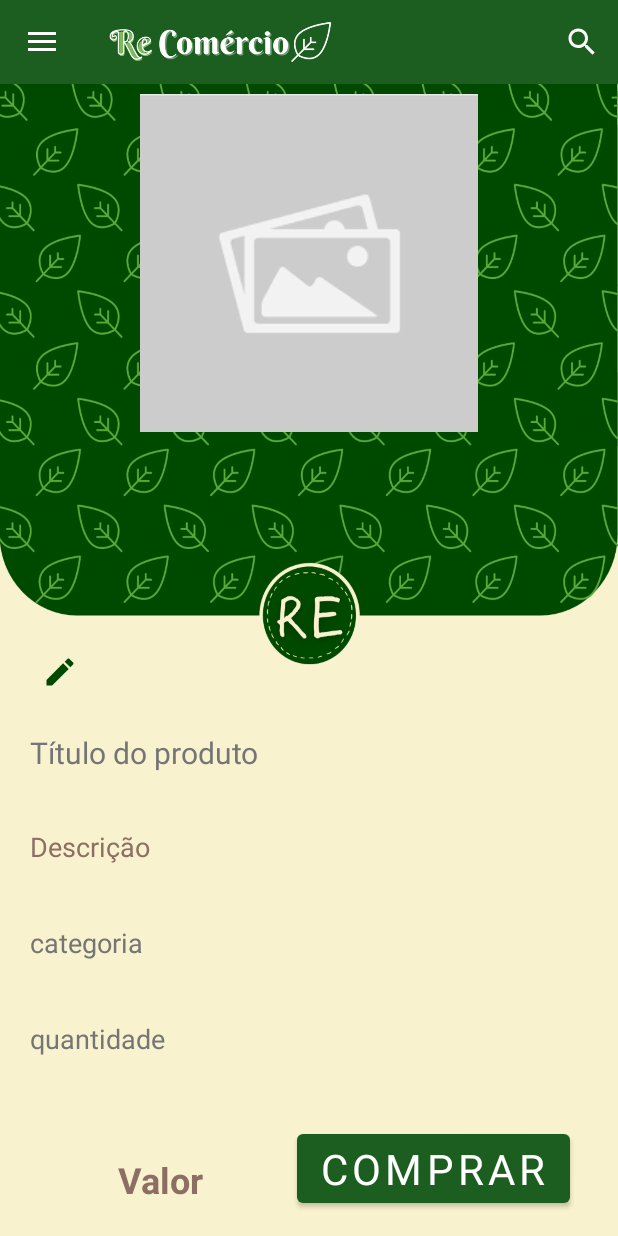
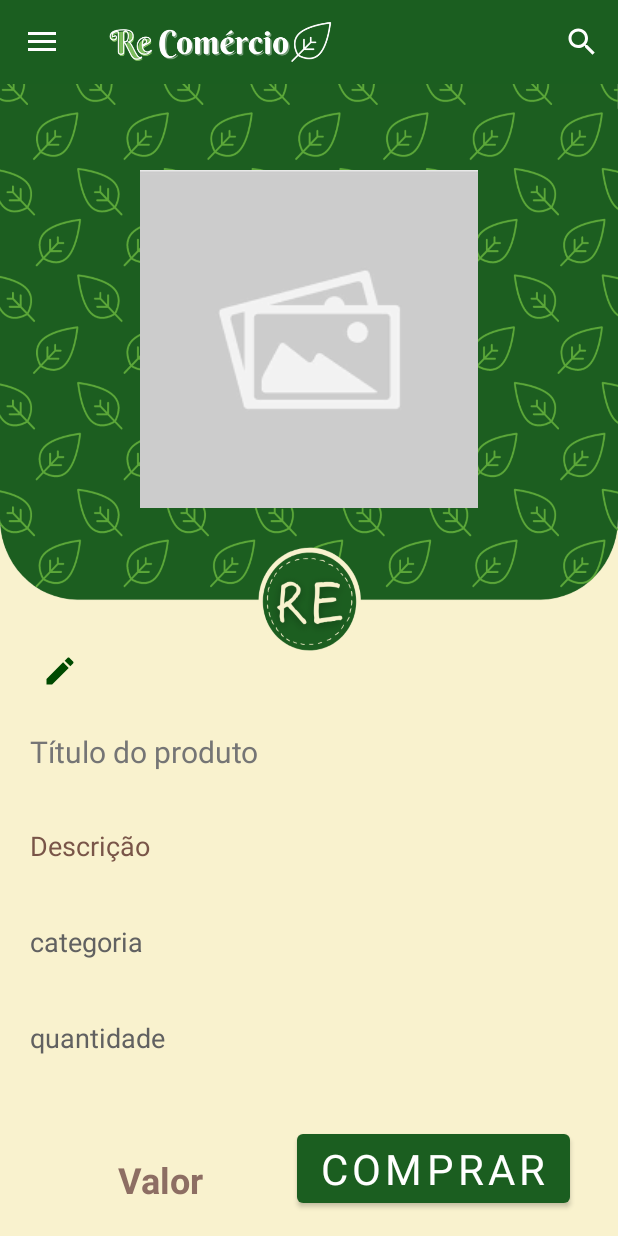
Before and after one commit to PedroHFCarvalho/Projeto_Integrador, an Android app: the ProdutoFragment screen opened through its navigation route, on a phone screen of 412 x 824 dp. Run offline under Robolectric (Android 15) with nearby library versions, the phone set to English and light mode, and no system bars; our stand-ins replace Dagger/Hilt's generated code, navigation-ui; pictures from the network do not load; Roboto replaces fonts that are not available here.

Commit message:
fragment produto e menu

```diff
--- a/app/src/main/res/layout/activity_main.xml
+++ b/app/src/main/res/layout/activity_main.xml
@@ -14,7 +14,6 @@
         app:layout_constraintEnd_toEndOf="parent"
         app:layout_constraintStart_toStartOf="parent"
         app:layout_constraintTop_toTopOf="parent"
-        tools:openDrawer="start"
         >
 
 
@@ -23,7 +22,7 @@
             android:layout_width="wrap_content"
             android:layout_height="wrap_content"
             android:background="@drawable/bg_menu"
-            android:contentDescription="imagem de fundo menu" />
+            android:contentDescription="@string/imagem_de_fundo_menu" />
 
         <LinearLayout
             android:layout_width="match_parent"
@@ -67,11 +66,16 @@
 
         <com.google.android.material.navigation.NavigationView
             android:id="@+id/nvView"
+            style="@style/background"
             android:layout_width="wrap_content"
             android:layout_height="match_parent"
             android:layout_gravity="start"
-            app:menu="@menu/drawer_nav"
-            style="@style/background"/>
+            android:background="@drawable/bg_8"
+            android:paddingTop="10dp"
+            app:itemIconTint="@color/primaryColor"
+            app:itemTextAppearance="@style/TextAppearance.AppCompat.Medium"
+            app:itemTextColor="@color/primaryColor"
+            app:menu="@menu/drawer_nav" />
 
     </androidx.drawerlayout.widget.DrawerLayout>
 </androidx.constraintlayout.widget.ConstraintLayout>
--- a/app/src/main/res/layout/fragment_produto.xml
+++ b/app/src/main/res/layout/fragment_produto.xml
@@ -15,7 +15,7 @@
         android:id="@+id/imageBg"
         android:layout_width="0dp"
         android:layout_height="wrap_content"
-        android:background="@drawable/bg_com_logo"
+        android:background="@drawable/bg_9"
         android:contentDescription="@string/imagem_de_fundo_produto"
         app:layout_constraintEnd_toEndOf="parent"
         app:layout_constraintStart_toStartOf="parent"
@@ -25,9 +25,10 @@
         android:id="@+id/imgProdPreview"
         android:layout_width="0dp"
         android:layout_height="0dp"
-        android:layout_marginStart="90dp"
-        android:layout_marginEnd="90dp"
-        android:layout_marginBottom="530dp"
+        android:layout_marginStart="60dp"
+        android:layout_marginTop="42dp"
+        android:layout_marginEnd="60dp"
+        android:layout_marginBottom="470dp"
         android:contentDescription="@string/produto"
         android:scaleType="center"
         app:layout_constraintBottom_toBottomOf="@+id/imageBg"
@@ -42,12 +43,14 @@
     <androidx.core.widget.NestedScrollView
         android:layout_width="0dp"
         android:layout_height="wrap_content"
+        android:layout_marginTop="350dp"
         android:layout_marginBottom="32dp"
         android:elevation="2dp"
         android:fillViewport="true"
         app:layout_constraintBottom_toTopOf="@+id/eTextValorPreview"
         app:layout_constraintEnd_toEndOf="parent"
-        app:layout_constraintStart_toStartOf="parent">
+        app:layout_constraintStart_toStartOf="parent"
+        app:layout_constraintTop_toTopOf="@+id/imageBg">
 
         <LinearLayout
             android:layout_width="match_parent"
@@ -96,7 +99,7 @@
                 android:minHeight="48dp"
                 android:singleLine="false"
                 android:textColor="#004A00"
-                android:textColorHint="#8D6E63"
+                android:textColorHint="#795548"
                 android:textSize="18sp" />
 
             <TextView
@@ -112,7 +115,7 @@
                 android:inputType="textPersonName"
                 android:minHeight="48dp"
                 android:textColor="#004A00"
-                android:textColorHint="#757575"
+                android:textColorHint="#616161"
                 android:textSize="18sp" />
 
             <TextView
@@ -128,7 +131,7 @@
                 android:inputType="textPersonName"
                 android:minHeight="48dp"
                 android:textColor="#004A00"
-                android:textColorHint="#757575"
+                android:textColorHint="#616161"
                 android:textSize="18sp" />
 
         </LinearLayout>
--- a/app/src/main/res/menu/drawer_nav.xml
+++ b/app/src/main/res/menu/drawer_nav.xml
@@ -4,17 +4,23 @@
 
     <item
         android:id="@+id/paginaPrincipal"
-        android:title="Home"
-        android:icon="@drawable/ic_baseline_home_24"/>
+        android:icon="@drawable/ic_baseline_home_24"
+        android:iconTint="#004A00"
+        android:textSize="20sp"
+        android:title="@string/home" />
 
     <item
         android:id="@+id/postagemFragment"
-        android:title="Adcionar Produto"
-        android:icon="@drawable/ic_baseline_add_24"/>
+        android:icon="@drawable/ic_baseline_add_24"
+        android:iconTint="#004A00"
+        android:textSize="20sp"
+        android:title="@string/adicionar_produto" />
 
     <item
         android:id="@+id/inicioFragment"
-        android:title="Perfil"
-        android:icon="@drawable/ic_baseline_person_24"/>
+        android:icon="@drawable/ic_baseline_person_24"
+        android:iconTint="#004A00"
+        android:textSize="20sp"
+        android:title="@string/perfil" />
 
 </menu>
```
Also changed, not shown: app/src/main/res/drawable/bg_8.png (added), app/src/main/res/drawable/bg_9.png (added), app/src/main/res/drawable/logo_completo.png (added), app/src/main/res/drawable/recom_rcio__1_.png (added).
